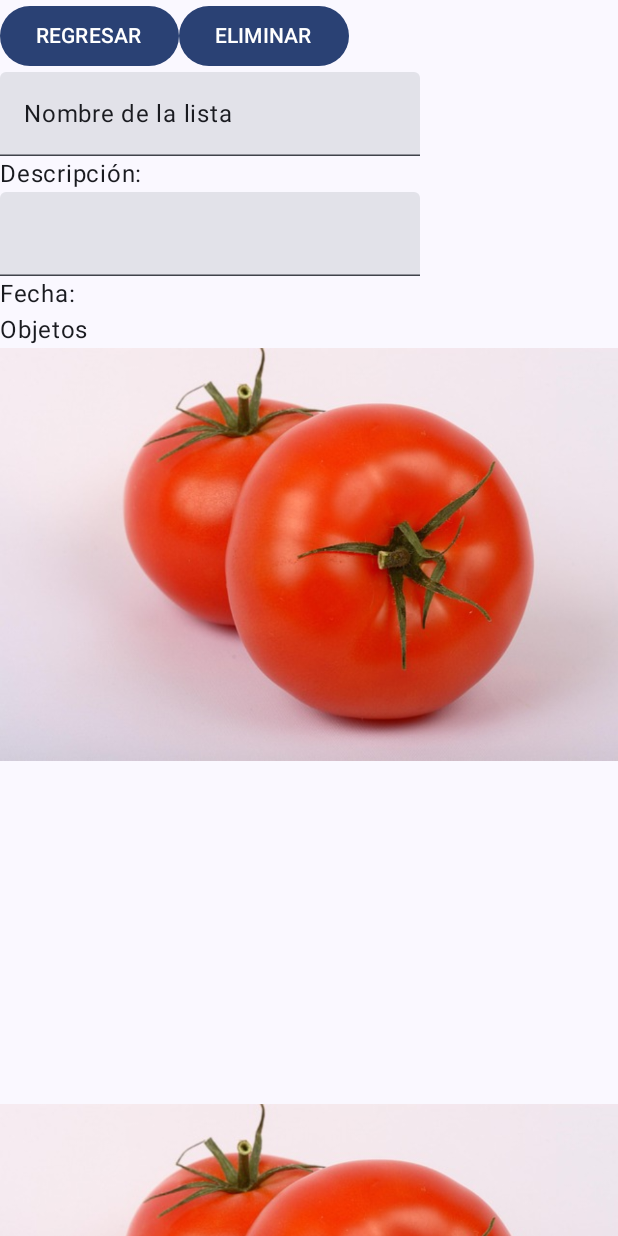
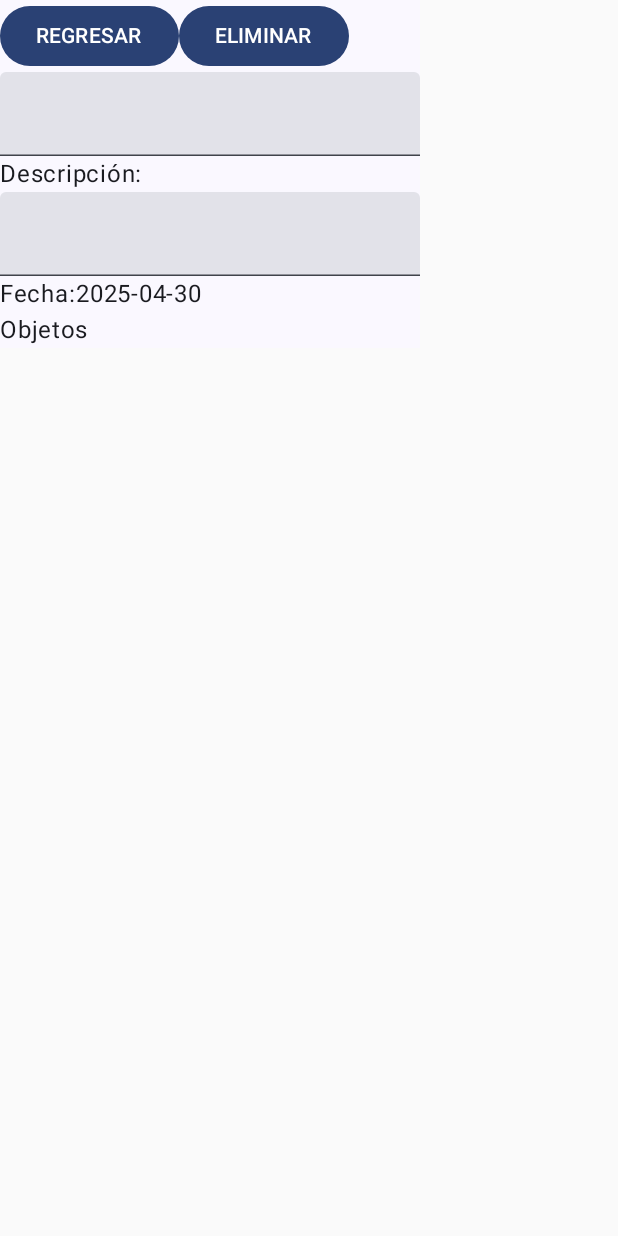
Before and after one commit to JuanfeP2004/AppNativa, an Android app built with Jetpack Compose: a screen of MainActivity opened through its navigation route, on a phone screen of 412 x 824 dp. Run offline under Robolectric (Android 15) with nearby library versions, the phone set to English and light mode, and no system bars.

Commit message:
Se agrego la funcionalidad de ver una lista ya creada.

```diff
--- a/app/src/main/java/com/xacarana/milistademercado/MainActivity.kt
+++ b/app/src/main/java/com/xacarana/milistademercado/MainActivity.kt
@@ -23,6 +23,7 @@ import com.xacarana.milistademercado.functions.Database
 import com.xacarana.milistademercado.models.MarketList
 import com.xacarana.milistademercado.models.Product
 import com.xacarana.milistademercado.models.User
+import com.xacarana.milistademercado.models.ViewListModel
 import com.xacarana.milistademercado.screens.CreateList
 import com.xacarana.milistademercado.screens.CreateProduct
 import com.xacarana.milistademercado.ui.theme.MiListaDeMercadoTheme
@@ -30,12 +31,22 @@ import com.xacarana.milistademercado.screens.Login
 import com.xacarana.milistademercado.screens.Menu
 import com.xacarana.milistademercado.screens.Register
 import com.xacarana.milistademercado.screens.ViewList
+import java.time.LocalDate
 import java.util.Date
 
 val usuario = User(id = "", name = "", mutableListOf())
 val firebase = Database()
 val authenticator = Auth(firebase)
 val list: MutableList<Product> = mutableListOf()
+
+@RequiresApi(Build.VERSION_CODES.O)
+val viewlist = ViewListModel(MarketList(
+    name = "",
+    description = "",
+    date = LocalDate.now(),
+    completion = 0.0f,
+    products = mutableListOf()
+))
 
 class MainActivity : ComponentActivity() {
     @RequiresApi(Build.VERSION_CODES.O)
@@ -66,10 +77,10 @@ fun AppNavigator() {
     NavHost(navController = navController, startDestination = "register") {
         composable("register") { Register(navController, authenticator) }
         composable("login") { Login(navController, usuario, authenticator) }
-        composable("menu") { Menu(navController, usuario, firebase) }
+        composable("menu") { Menu(navController, usuario, firebase, viewlist) }
         composable("create-list") { CreateList(navController, usuario, firebase, list) }
         composable("create-product") { CreateProduct(navController, usuario, list) }
-        composable("view-list") { ViewList(navController, usuario) }
+        composable("view-list") { ViewList(navController, usuario, viewlist) }
     }
 }
 
--- a/app/src/main/java/com/xacarana/milistademercado/screens/Menu.kt
+++ b/app/src/main/java/com/xacarana/milistademercado/screens/Menu.kt
@@ -27,12 +27,14 @@ import com.xacarana.milistademercado.authenticator
 import com.xacarana.milistademercado.functions.Database
 import com.xacarana.milistademercado.models.MarketList
 import com.xacarana.milistademercado.models.User
+import com.xacarana.milistademercado.models.ViewListModel
+import com.xacarana.milistademercado.viewlist
 import kotlinx.coroutines.launch
 
 
 @RequiresApi(Build.VERSION_CODES.O)
 @Composable
-fun Menu(navController: NavController, user: User, db: Database){
+fun Menu(navController: NavController, user: User, db: Database, viewmodel: ViewListModel){
 
     var messageError by remember { mutableStateOf("") }
     //val coroutineScope = rememberCoroutineScope()
@@ -69,10 +71,12 @@ fun Menu(navController: NavController, user: User, db: Database){
     }
 }
 
+@RequiresApi(Build.VERSION_CODES.O)
 @Composable
 fun ListWidget(navController: NavController, list: MarketList){
     Box(
         modifier = Modifier.clickable {
+            viewlist.ModifyList(list)
             navController.navigate("view-list")
         }
     ){
--- a/app/src/main/java/com/xacarana/milistademercado/screens/ViewList.kt
+++ b/app/src/main/java/com/xacarana/milistademercado/screens/ViewList.kt
@@ -5,6 +5,7 @@ import androidx.compose.foundation.layout.Box
 import androidx.compose.foundation.layout.Column
 import androidx.compose.foundation.layout.Row
 import androidx.compose.foundation.lazy.LazyColumn
+import androidx.compose.foundation.lazy.items
 import androidx.compose.material.icons.Icons
 import androidx.compose.material.icons.filled.CheckCircle
 import androidx.compose.material.icons.filled.Close
@@ -18,10 +19,13 @@ import androidx.compose.runtime.Composable
 import androidx.compose.ui.res.painterResource
 import androidx.navigation.NavController
 import com.xacarana.milistademercado.R
+import com.xacarana.milistademercado.models.MarketList
+import com.xacarana.milistademercado.models.Product
 import com.xacarana.milistademercado.models.User
+import com.xacarana.milistademercado.models.ViewListModel
 
 @Composable
-fun ViewList(navController: NavController, user: User){
+fun ViewList(navController: NavController, user: User, list: ViewListModel){
     Surface {
         Column {
             Row {
@@ -33,27 +37,23 @@ fun ViewList(navController: NavController, user: User){
                 }
             }
 
-            TextField(value = "Nombre de la lista", onValueChange = {})
+            TextField(value = list.list.value!!.name, onValueChange = {}, readOnly = true)
 
             Text("Descripción:")
 
-            TextField(value = "", onValueChange = {})
+            TextField(value = list.list.value!!.description, onValueChange = {}, readOnly = true)
 
             Row {
                 Text("Fecha:")
-                Text("")
+                Text(list.list.value!!.date.toString())
             }
 
             Box() {
                 Column {
-
                     Text("Objetos")
                     LazyColumn {
-                        item {
-                            ProductListWidget()
-                        }
-                        item {
-                            ProductListWidget()
+                        items(list.list.value!!.products) {
+                            element -> ProductListWidget(element)
                         }
                     }
                 }
@@ -63,13 +63,13 @@ fun ViewList(navController: NavController, user: User){
 }
 
 @Composable
-fun ProductListWidget() {
+fun ProductListWidget(product: Product) {
     Box(){
         Row {
-            Image(painter = painterResource(id = R.drawable.tomate), contentDescription = "tomate")
+            Image(painter = painterResource(id = product.idProduct), contentDescription = product.name)
             Column {
-                Text("Tomates")
-                Text("Unidades: 20kg")
+                Text(product.name)
+                Text("Unidades: ${product.amount}${product.und}")
             }
             Column {
                 Icon(
```
Also changed, not shown: app/src/main/java/com/xacarana/milistademercado/models/ViewListModel.kt (added, +15 -0 lines).
